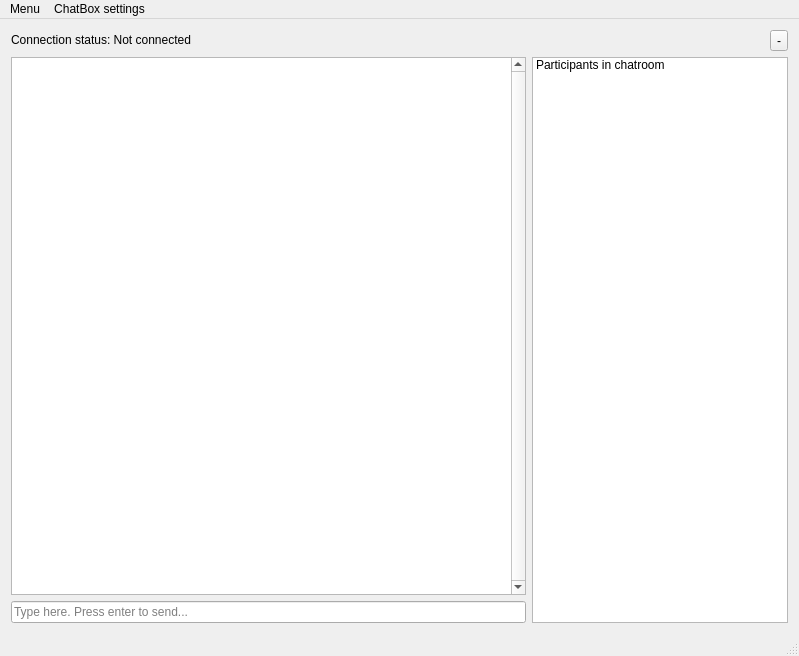
Before: the Qt Designer form Client/Dependencies/UI_files/ChatWindow.ui in Lithi93/ChatRoom, drawn with Qt 5.
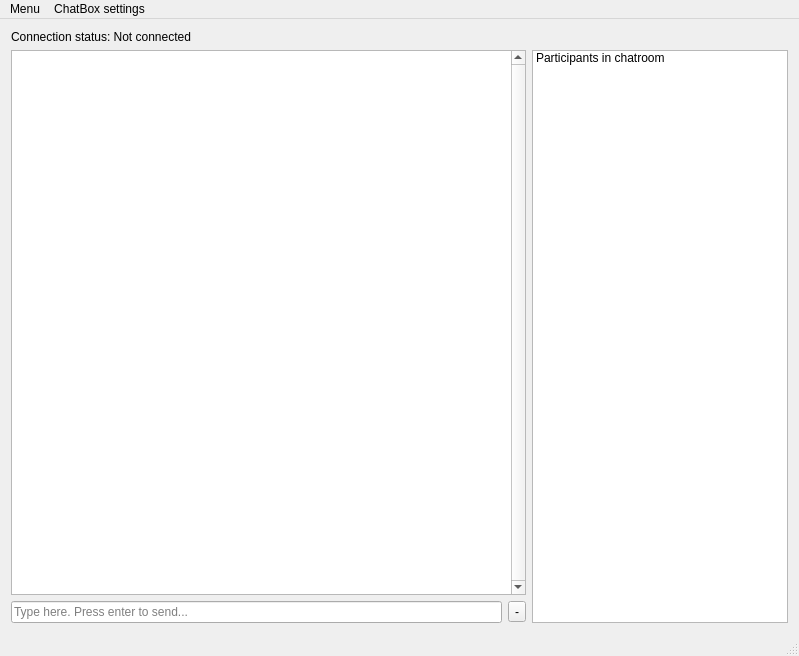
After: the same form once the commit is applied.

```diff
--- a/Client/Dependencies/UI_files/ChatWindow.ui
+++ b/Client/Dependencies/UI_files/ChatWindow.ui
@@ -27,34 +27,7 @@
     <property name="bottomMargin">
      <number>11</number>
     </property>
-    <item row="5" column="0" colspan="3">
-     <widget class="QLineEdit" name="SendBox">
-      <property name="placeholderText">
-       <string>Type here. Press enter to send...</string>
-      </property>
-     </widget>
-    </item>
-    <item row="1" column="4">
-     <widget class="QToolButton" name="minimizeToolButton">
-      <property name="text">
-       <string>-</string>
-      </property>
-     </widget>
-    </item>
-    <item row="1" column="0" colspan="2">
-     <widget class="QLabel" name="label_connection">
-      <property name="sizePolicy">
-       <sizepolicy hsizetype="Minimum" vsizetype="Fixed">
-        <horstretch>0</horstretch>
-        <verstretch>0</verstretch>
-       </sizepolicy>
-      </property>
-      <property name="text">
-       <string>Connection status: Not connected</string>
-      </property>
-     </widget>
-    </item>
-    <item row="2" column="0" rowspan="3" colspan="3">
+    <item row="2" column="0" rowspan="3" colspan="4">
      <widget class="QTextEdit" name="ChatBox">
       <property name="verticalScrollBarPolicy">
        <enum>Qt::ScrollBarAlwaysOn</enum>
@@ -67,7 +40,7 @@
       </property>
      </widget>
     </item>
-    <item row="2" column="3" rowspan="4" colspan="2">
+    <item row="2" column="4" rowspan="4">
      <widget class="QListWidget" name="ParticipantsList">
       <property name="sizePolicy">
        <sizepolicy hsizetype="Preferred" vsizetype="Expanding">
@@ -85,6 +58,36 @@
       </item>
      </widget>
     </item>
+    <item row="5" column="0" colspan="3">
+     <widget class="QLineEdit" name="SendBox">
+      <property name="placeholderText">
+       <string>Type here. Press enter to send...</string>
+      </property>
+     </widget>
+    </item>
+    <item row="5" column="3">
+     <widget class="QToolButton" name="minimizeToolButton">
+      <property name="statusTip">
+       <string>Minimize / Maximisize participants list</string>
+      </property>
+      <property name="text">
+       <string>-</string>
+      </property>
+     </widget>
+    </item>
+    <item row="1" column="0" colspan="4">
+     <widget class="QLabel" name="label_connection">
+      <property name="sizePolicy">
+       <sizepolicy hsizetype="Minimum" vsizetype="Fixed">
+        <horstretch>0</horstretch>
+        <verstretch>0</verstretch>
+       </sizepolicy>
+      </property>
+      <property name="text">
+       <string>Connection status: Not connected</string>
+      </property>
+     </widget>
+    </item>
    </layout>
   </widget>
   <widget class="QMenuBar" name="menubar">
```
Left out of the diff: 24 changed lines with no effect on the pictures.
